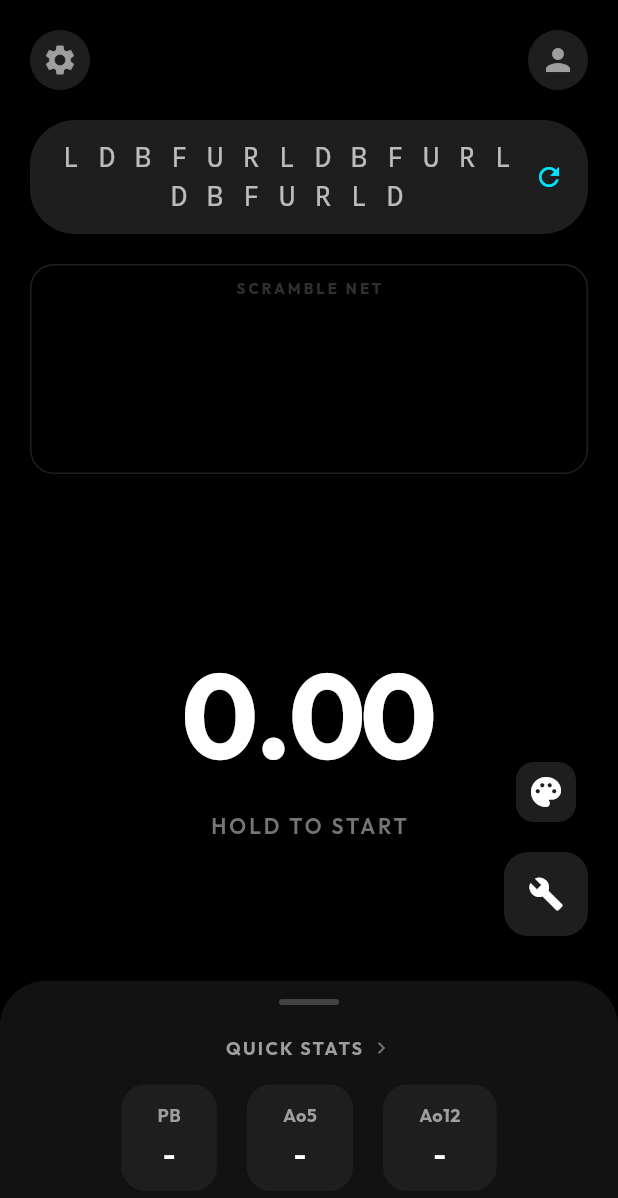
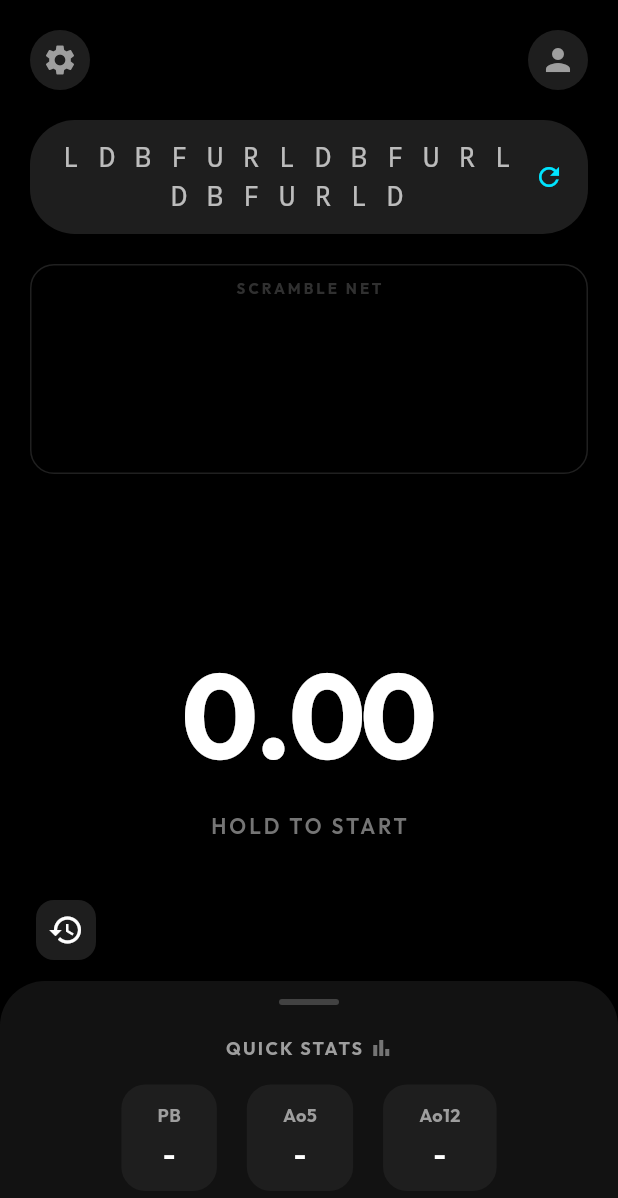
Before and after one commit to manmit-s/chronospin, a Flutter app: the screen it shows after launch, on a phone screen of 412 x 824 dp. Shown: the top 1198 px of the screen. Run offline on Flutter 3.47's test engine with Material 3 defaults, Android fonts, the phone set to English and light mode, and no system bars; our stand-ins replace fl_chart, flutter_dotenv, flutter_riverpod, google_fonts, image_picker, sqflite and 1 more; accounts and stored records are empty.

```diff
--- a/lib/features/timer/presentation/pages/timer_page.dart
+++ b/lib/features/timer/presentation/pages/timer_page.dart
@@ -218,35 +218,23 @@ class _TimerPageState extends ConsumerState<TimerPage> {
               ],
             ),
 
-            // Floating Buttons
+            // History Action Button
             Positioned(
-              right: 20,
-              bottom: 200,
-              child: Column(
-                children: [
-                  FloatingActionButton.small(
-                    heroTag: "theme",
+              left: 20,
+              bottom: 180,
+              child: FloatingActionButton.small(
+                heroTag: "history",
                 onPressed: () {
-                      final current = ref.read(themeProvider).accent;
-                      final next =
-                          AppAccent.values[(AppAccent.values.indexOf(current) +
-                                  1) %
-                              AppAccent.values.length];
-                      ref.read(themeProvider.notifier).setAccent(next);
+                  Navigator.push(
+                    context,
+                    MaterialPageRoute(
+                      builder: (context) => const HistoryPage(),
+                    ),
+                  );
                 },
                 backgroundColor: const Color(0xFF1E1E1E),
                 foregroundColor: Colors.white,
-                    child: const Icon(Icons.palette),
-                  ),
-                  const SizedBox(height: 16),
-                  FloatingActionButton(
-                    heroTag: "tools",
-                    onPressed: () {},
-                    backgroundColor: const Color(0xFF1E1E1E),
-                    foregroundColor: Colors.white,
-                    child: const Icon(Icons.build),
-                  ),
-                ],
+                child: const Icon(Icons.history),
               ),
             ),
 
@@ -277,17 +265,8 @@ class _TimerPageState extends ConsumerState<TimerPage> {
                       ),
                     ),
                     const SizedBox(height: 20),
-                    // Quick Stats Heading (Clickable)
-                    InkWell(
-                      onTap: () {
-                        Navigator.push(
-                          context,
-                          MaterialPageRoute(
-                            builder: (context) => const HistoryPage(),
-                          ),
-                        );
-                      },
-                      child: Row(
+                    // Quick Stats Heading (Non-clickable)
+                    Row(
                       mainAxisAlignment: MainAxisAlignment.center,
                       children: [
                         const Text(
@@ -301,12 +280,11 @@ class _TimerPageState extends ConsumerState<TimerPage> {
                         ),
                         const SizedBox(width: 4),
                         Icon(
-                            Icons.chevron_right,
+                          Icons.bar_chart,
                           size: 16,
                           color: Colors.grey[600],
                         ),
                       ],
-                      ),
                     ),
                     const SizedBox(height: 16),
                     // Stats Row
```
Lines whose indentation alone changed are shown as unchanged.
